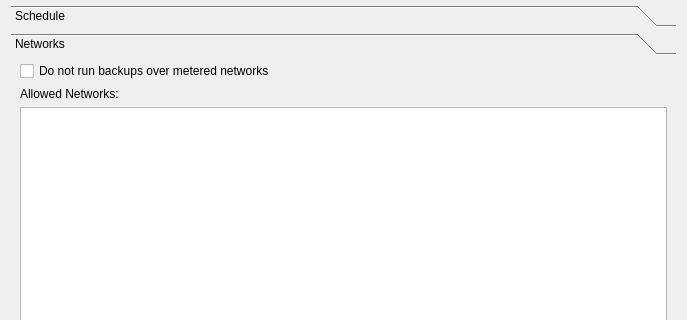
Old version of the form src/vorta/assets/UI/scheduletab.ui in the repository borgbase/vorta; both pictures show x 0 to 687 and y 0 to 320 of the 687 by 507 pixel window.
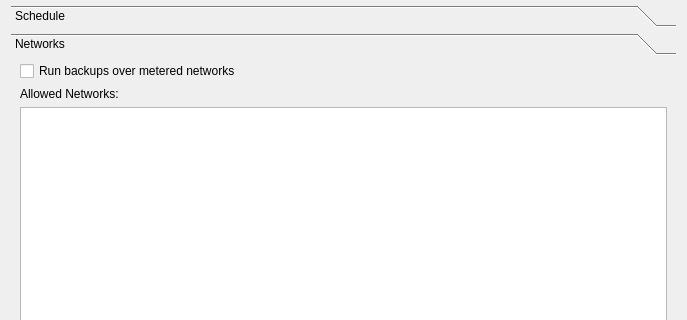
New version of the form. The open tabs and pages were chosen to show the change.

Commit message:
Use affirmative phrase in checkbox for metered networks.
* src/vorta/assets/UI/scheduletab.ui (dontRunOnMeteredNetworksCheckbox): Rename to `meteredNetworksCheckBox`.

* src/vorta/assets/UI/scheduletab.ui (meteredNetworksCheckBox): Change text into affirmative phrase.

* src/vorta/views/schedule_tab.py : Invert values for `meteredNetworksCheckBox`.

What changed in the file:
```diff
--- a/src/vorta/assets/UI/scheduletab.ui
+++ b/src/vorta/assets/UI/scheduletab.ui
@@ -364,7 +364,7 @@
        <item row="0" column="0">
         <widget class="QCheckBox" name="dontRunOnMeteredNetworksCheckBox">
          <property name="text">
-          <string>Do not run backups over metered networks</string>
+          <string>Run backups over metered networks</string>
          </property>
          <property name="tristate">
           <bool>false</bool>
```
Left out of the diff: 4 changed lines with no effect on the pictures. The commit also changes 1 other file.
